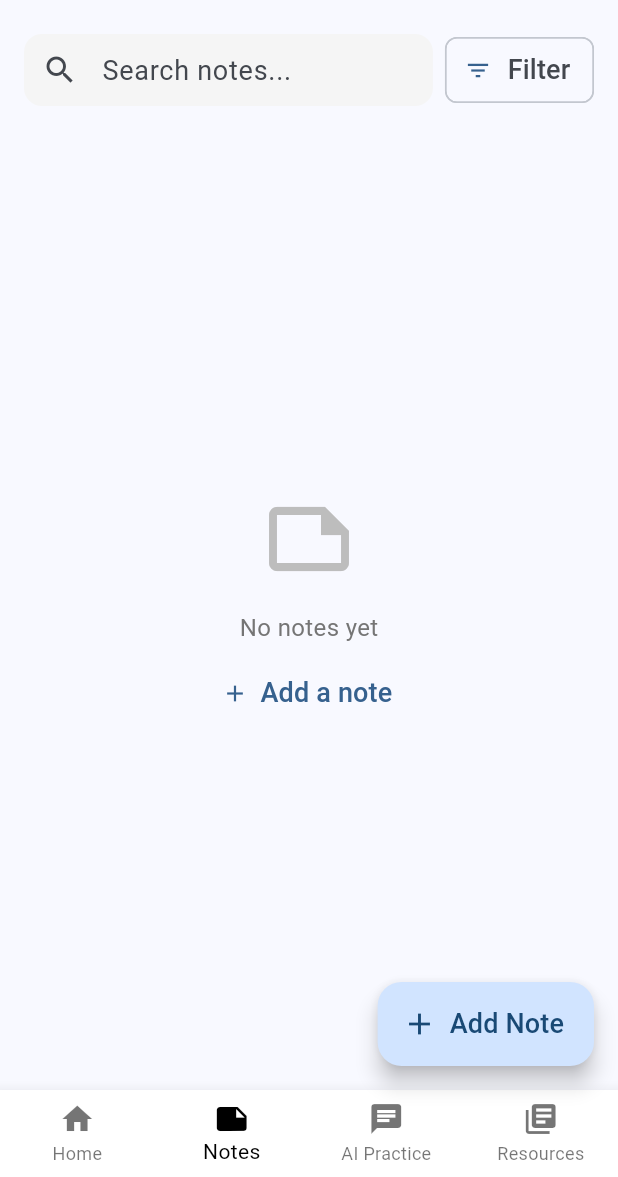
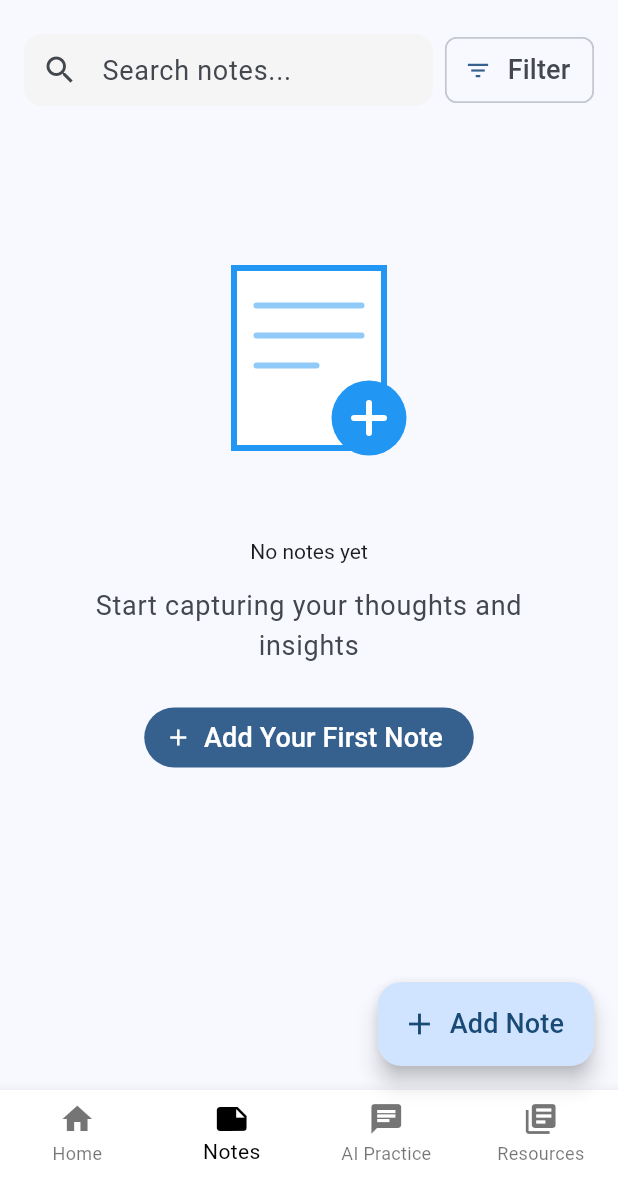
Before and after one commit to Arjun2908/TheBridgeApp, a Flutter app: the NotesPage screen opened by its route, on a phone screen of 412 x 824 dp, the part 59-1236 px from its top. Run offline on Flutter 3.47's test engine with Material 3 defaults, Android fonts, the phone set to English and light mode, and no system bars; our stand-ins replace audioplayers, flutter_colorpicker, flutter_dotenv, flutter_svg, flutter_vector_icons, fluttertoast and 6 more; missing offline and left inert: scribble; accounts and stored records are empty.

Commit message:
add loading and no notes illustrations; update NotesPage to display SVGs during loading and empty states

```diff
--- a/lib/notes/notes_page.dart
+++ b/lib/notes/notes_page.dart
@@ -5,6 +5,7 @@ import '../models/note.dart';
 import '../providers/notes_provider.dart';
 import 'package:the_bridge_app/global_helpers.dart';
 import 'package:the_bridge_app/widgets/common_app_bar.dart';
+import 'package:flutter_svg/flutter_svg.dart';
 
 class NotesPage extends StatefulWidget {
   const NotesPage({super.key});
@@ -19,13 +20,41 @@ class _NotesPageState extends State<NotesPage> {
   DateTimeRange? _dateRange;
 
   @override
+  void initState() {
+    super.initState();
+    // Fetch notes when the page is first loaded
+    Future.microtask(() => context.read<NotesProvider>().fetchNotes());
+  }
+
+  @override
   Widget build(BuildContext context) {
     final isDarkMode = Theme.of(context).brightness == Brightness.dark;
 
     return Consumer<NotesProvider>(
       builder: (context, notesProvider, child) {
-        if (notesProvider.notes.isEmpty) {
-          _getNotes();
+        if (notesProvider.isLoading) {
+          return Scaffold(
+            appBar: const CommonAppBar(title: 'Notes'),
+            body: Center(
+              child: Column(
+                mainAxisAlignment: MainAxisAlignment.center,
+                children: [
+                  SvgPicture.asset(
+                    'assets/illustrations/loading_notes.svg',
+                    width: 200,
+                    height: 200,
+                  ),
+                  const SizedBox(height: 24),
+                  Text(
+                    'Loading your notes...',
+                    style: Theme.of(context).textTheme.titleLarge,
+                  ),
+                  const SizedBox(height: 16),
+                  const CircularProgressIndicator(),
+                ],
+              ),
+            ),
+          );
         }
 
         List<Note> filteredNotes = notesProvider.notes.where((note) {
@@ -99,29 +128,48 @@ class _NotesPageState extends State<NotesPage> {
           ),
           body: filteredNotes.isEmpty
               ? Center(
+                  child: Padding(
+                    padding: const EdgeInsets.all(32.0),
                     child: Column(
-                    mainAxisAlignment: MainAxisAlignment.center,
                       children: [
-                      Icon(
-                        Icons.note_outlined,
-                        size: 64,
-                        color: Colors.grey.shade400,
+                        SvgPicture.asset(
+                          notesProvider.notes.isEmpty ? 'assets/illustrations/no_notes.svg' : 'assets/illustrations/no_matches.svg',
+                          width: 240,
+                          height: 240,
                         ),
-                      const SizedBox(height: 16),
                         Text(
                           notesProvider.notes.isEmpty ? 'No notes yet' : 'No matching notes found',
-                        style: TextStyle(
-                          fontSize: 16,
-                          color: Colors.grey.shade600,
+                          style: Theme.of(context).textTheme.headlineSmall,
                         ),
+                        const SizedBox(height: 12),
+                        Text(
+                          notesProvider.notes.isEmpty ? 'Start capturing your thoughts and insights' : 'Try adjusting your search or filters',
+                          style: Theme.of(context).textTheme.bodyLarge?.copyWith(
+                                color: Theme.of(context).colorScheme.onSurfaceVariant,
                               ),
-                      const SizedBox(height: 8),
-                      TextButton.icon(
+                          textAlign: TextAlign.center,
+                        ),
+                        const SizedBox(height: 24),
+                        if (notesProvider.notes.isEmpty)
+                          FilledButton.icon(
                             onPressed: _showAddNoteDialog,
                             icon: const Icon(Icons.add),
-                        label: const Text('Add a note'),
+                            label: const Text('Add Your First Note'),
+                          )
+                        else
+                          OutlinedButton.icon(
+                            onPressed: () {
+                              _searchController.clear();
+                              setState(() {
+                                _searchQuery = '';
+                                _dateRange = null;
+                              });
+                            },
+                            icon: const Icon(Icons.refresh),
+                            label: const Text('Clear Filters'),
                           ),
                       ],
+                    ),
                   ),
                 )
               : ListView.builder(
@@ -237,10 +285,6 @@ class _NotesPageState extends State<NotesPage> {
         );
       },
     );
-  }
-
-  void _getNotes() {
-    context.read<NotesProvider>().fetchNotes();
   }
 
   void _selectDateRange() async {
--- a/lib/video-player/consts.dart
+++ b/lib/video-player/consts.dart
@@ -187,7 +187,6 @@ final List<Step> steps = [
     We are called Children of God and co-heirs of the kingdom with Jesus\n
     God gives us eternal life. When we die we will be with Him in heaven\n
     God says that when he looks at us He no longer sees our sin but sees Jesus’ perfection\n
-    And there are many other things
     """,
     audioPath: 'audio/audio_step_18.mp3',
   ),
--- a/pubspec.yaml
+++ b/pubspec.yaml
@@ -100,6 +100,9 @@ flutter:
     - assets/illustrations/personality.svg
     - assets/illustrations/conversation.svg
     - assets/illustrations/question_bank.svg
+    - assets/illustrations/no_notes.svg
+    - assets/illustrations/no_matches.svg
+    - assets/illustrations/loading_notes.svg
     - .env
 
   # To add custom fonts to your application, add a fonts section here,
```
Also changed, not shown: lib/providers/notes_provider.dart (+32 -0 lines), assets/illustrations/loading_notes.svg (added), assets/illustrations/no_matches.svg (added), assets/illustrations/no_notes.svg (added), 1 other file. Lines whose indentation alone changed are shown as unchanged.
